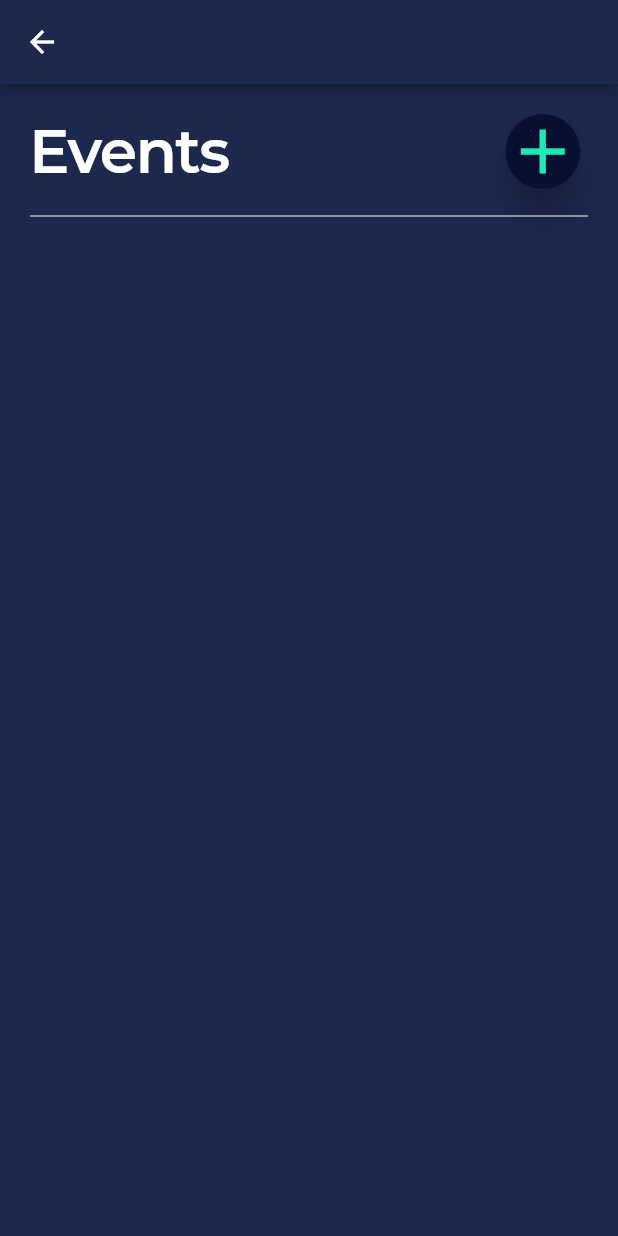
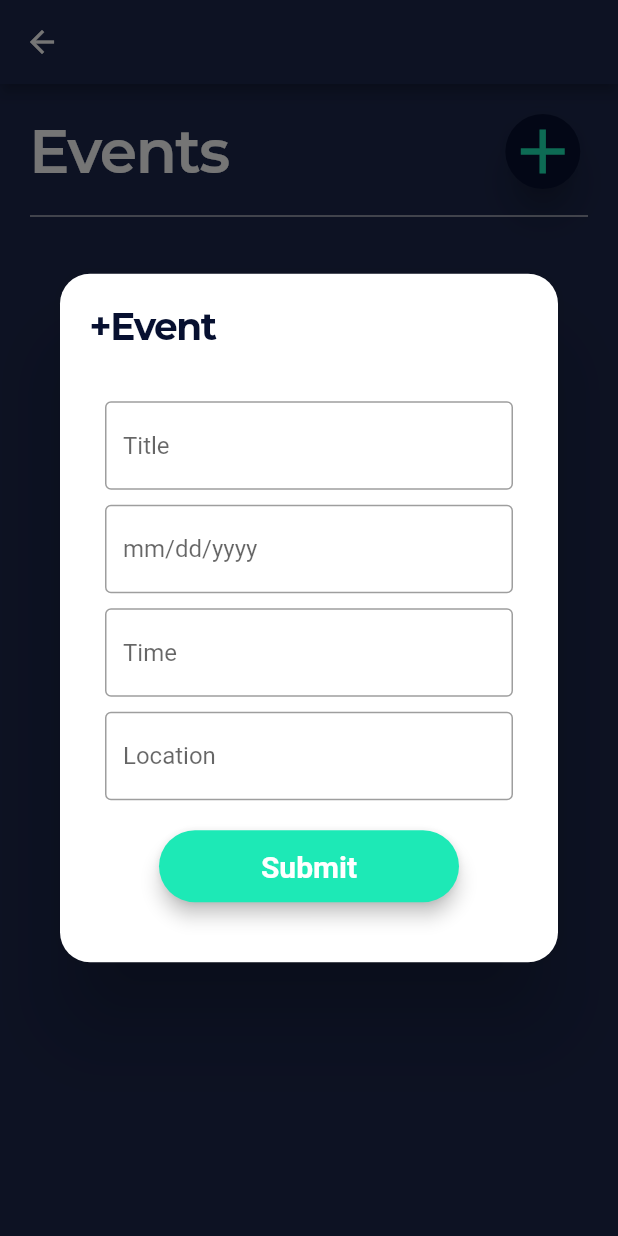
Before and after one commit to MisterJoz/Productivist, a Flutter app: the EventsPage screen opened directly, after a tap on the "add" icon, on a phone screen of 412 x 824 dp. Run offline on Flutter 3.47's test engine with Material 2 defaults, Android fonts, the phone set to English and light mode, and no system bars; our stand-ins replace table_calendar; Roboto replaces fonts that are missing (Montserrat); project files that could hold a hidden picture were left out.

Commit message:
dialog to add event

```diff
--- a/lib/screens/event_page.dart
+++ b/lib/screens/event_page.dart
@@ -6,6 +6,11 @@ class EventsPage extends StatefulWidget {
 }
 
 class _EventsPageState extends State<EventsPage> {
+  TextEditingController eventCtrl = TextEditingController();
+  TextEditingController dateCtrl = TextEditingController();
+  TextEditingController timeCtrl = TextEditingController();
+  TextEditingController locationCtrl = TextEditingController();
+
   @override
   Widget build(BuildContext context) {
     return Scaffold(
@@ -41,7 +46,112 @@ class _EventsPageState extends State<EventsPage> {
                       size: 50,
                       color: Colors.tealAccent[400],
                     ),
-                    onPressed: () {},
+                    onPressed: () {
+                      //showDialog goes here
+                    showDialog(
+                      context: context,
+                      builder: (BuildContext context) {
+                        return Dialog(
+                          shape: RoundedRectangleBorder(
+                              borderRadius: BorderRadius.circular(20.0)),
+                          child: Column(
+                            mainAxisSize: MainAxisSize.min,
+                            children: <Widget>[
+                              Container(
+                                width: MediaQuery.of(context).size.width,
+                                child: Padding(
+                                  padding: EdgeInsets.fromLTRB(20, 20, 0, 15),
+                                  child: Text(
+                                    "+Event",
+                                    style: TextStyle(
+                                      color: Color(0xFF071030),
+                                      fontFamily: 'Montserrat-Bold',
+                                      fontSize: 25,
+                                      letterSpacing: -1,
+                                    ),
+                                  ),
+                                ),
+                              ),
+                              Padding(
+                                padding: EdgeInsets.fromLTRB(30, 20, 30, 10),
+                                child: Container(
+                                  child: TextField(
+                                    controller: eventCtrl,
+                                    decoration: InputDecoration(
+                                      hintText: 'Title',
+                                      border: OutlineInputBorder(),
+                                    ),
+                                  ),
+                                ),
+                              ),
+
+                              Padding(
+                                padding: EdgeInsets.fromLTRB(30, 0, 30, 10),
+                                child: Container(
+                                  child: TextField(
+                                    controller: dateCtrl,
+                                    decoration: InputDecoration(
+                                      hintText: 'mm/dd/yyyy',
+                                      border: OutlineInputBorder(),
+                                    ),
+                                  ),
+                                ),
+                              ),
+
+                              Padding(
+                                padding: EdgeInsets.fromLTRB(30, 0, 30, 10),
+                                child: Container(
+                                  child: TextField(
+                                    controller: timeCtrl,
+                                    decoration: InputDecoration(
+                                      hintText: 'Time',
+                                      border: OutlineInputBorder(),
+                                    ),
+                                  ),
+                                ),
+                              ),
+
+                              Padding(
+                                padding: EdgeInsets.fromLTRB(30, 0, 30, 20),
+                                child: Container(
+                                  child: TextField(
+                                    controller: locationCtrl,
+                                    decoration: InputDecoration(
+                                      hintText: 'Location',
+                                      border: OutlineInputBorder(),
+                                    ),
+                                  ),
+                                ),
+                              ),
+
+                              Padding(
+                                  padding: const EdgeInsets.only(bottom: 40),
+                                  child: Material(
+                                    elevation: 5.0,
+                                    borderRadius: BorderRadius.circular(30.0),
+                                    color: Colors.tealAccent[400],
+                                    child: MaterialButton(
+                                      minWidth: 200,
+                                      padding: EdgeInsets.fromLTRB(
+                                          40, 5, 40, 5),
+                                      onPressed: () {},
+                                      child: Text("Submit",
+                                          textAlign: TextAlign.center,
+                                          style: TextStyle(
+                                                  fontFamily: 'Montserrat',
+                                                  fontSize: 20)
+                                              .copyWith(
+                                                  color: Colors.white,
+                                                  fontWeight: FontWeight.bold)),
+                                    ),
+                                  )),
+                            ],
+                          ),
+                        );
+                      },
+                    );
+                  },
+
                   ),
                 ),
 
```
